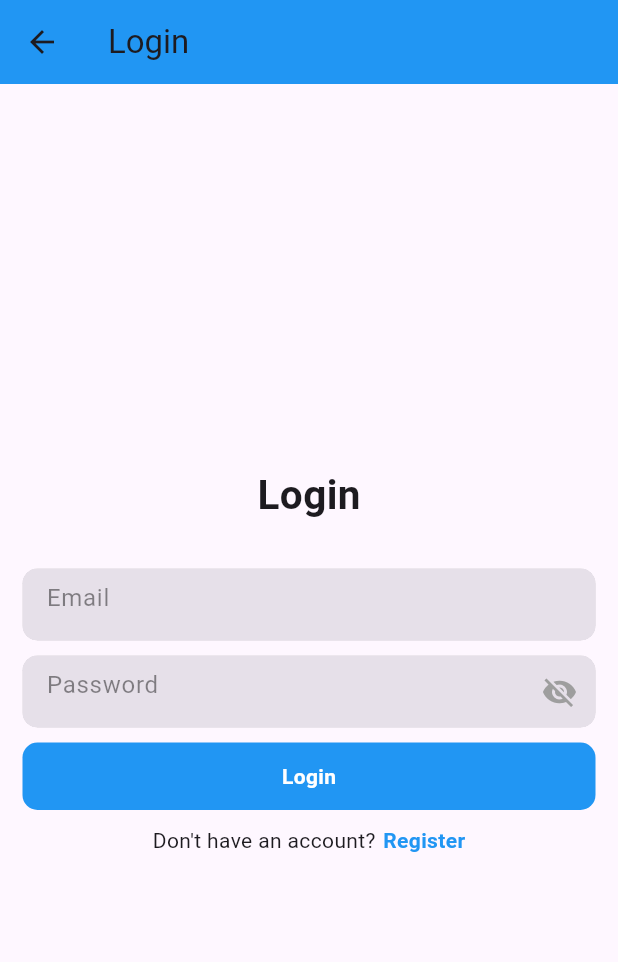
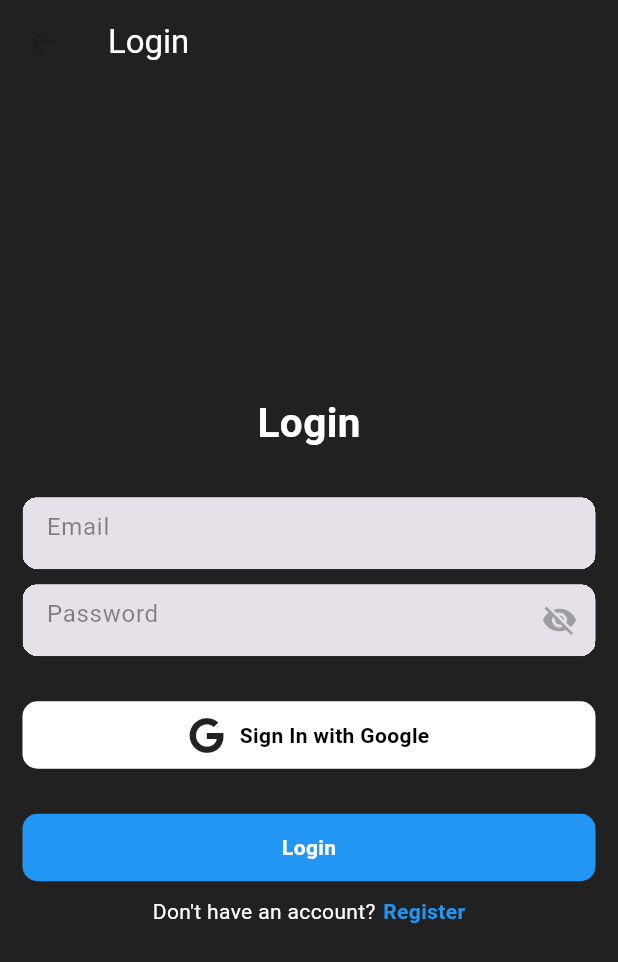
Before and after one commit to fedecasani/smartup_test, a Flutter app: the screen it shows after launch, after a tap on "Login", on a phone screen of 412 x 824 dp. Shown: the top 962 px of the screen. Run offline on Flutter 3.47's test engine with Material 3 defaults, Android fonts, the phone set to English and light mode, and no system bars; our stand-ins replace firebase_auth, firebase_core, fluttertoast, font_awesome_flutter, google_sign_in; accounts and stored records are empty; network calls fail.

Commit message:
logged in with Google, modified the splash screen

```diff
--- a/lib/features/user_auth/presentation/pages/app/splash_screen/splash_screen.dart
+++ b/lib/features/user_auth/presentation/pages/app/splash_screen/splash_screen.dart
@@ -1,4 +1,5 @@
 import 'package:flutter/material.dart';
+import 'package:font_awesome_flutter/font_awesome_flutter.dart';
 
 class SplashScreen extends StatefulWidget {
   final Widget? child;
@@ -28,9 +29,20 @@ class _SplashScreenState extends State<SplashScreen> {
     return Scaffold(
       backgroundColor: Colors.grey[900],
       body: Center(
-        child: Text(
-          'Welcome to Twitter',
-          style: TextStyle(color: Colors.blue, fontWeight: FontWeight.bold),
+        child: Column(
+          mainAxisAlignment: MainAxisAlignment.center,
+          children: [
+            Text(
+              'Welcome to Twitter',
+              style: TextStyle(color: Colors.blue, fontWeight: FontWeight.bold, fontSize: 18.0),
+            ),
+            SizedBox(height: 10),
+            FaIcon(
+          FontAwesomeIcons.twitter, // Ícono de Twitter
+          color: Colors.blue,
+          size: 26.0,
+        ),
+          ],
         ),
       ),
     );
--- a/lib/features/user_auth/presentation/pages/login_page.dart
+++ b/lib/features/user_auth/presentation/pages/login_page.dart
@@ -1,9 +1,12 @@
 import 'package:firebase_auth/firebase_auth.dart';
 import 'package:flutter/material.dart';
+import 'package:font_awesome_flutter/font_awesome_flutter.dart';
+import 'package:google_sign_in/google_sign_in.dart';
 import 'package:smartup_test/features/user_auth/firebase_auth_implementation/firebase_auth_services.dart';
 import 'package:smartup_test/features/user_auth/presentation/pages/home_page.dart';
 import 'package:smartup_test/features/user_auth/presentation/pages/sign_up_page.dart';
 import 'package:smartup_test/features/user_auth/presentation/widgets/form_container_widget.dart';
+import 'package:smartup_test/global/toast.dart';
 
 class LoginPage extends StatefulWidget {
   const LoginPage({super.key});
@@ -29,9 +32,10 @@ class _LoginPageState extends State<LoginPage> {
   @override
   Widget build(BuildContext context) {
     return Scaffold(
+      backgroundColor: Colors.grey[900],
       appBar: AppBar(
-        title: const Text('Login'),
-        backgroundColor: Colors.blue,
+        title: const Text('Login', style: TextStyle(color: Colors.white),),
+        backgroundColor: Colors.grey[900],
       ),
       body: Center(
         child: Padding(
@@ -41,7 +45,7 @@ class _LoginPageState extends State<LoginPage> {
             children: [
               Text(
                 "Login",
-                style: TextStyle(fontSize: 27, fontWeight: FontWeight.bold),
+                style: TextStyle(fontSize: 27, fontWeight: FontWeight.bold, color: Colors.white),
               ),
               SizedBox(height: 30),
               FormContainerWidget(
@@ -55,7 +59,33 @@ class _LoginPageState extends State<LoginPage> {
                 hintText: "Password",
                 isPasswordField: true,
               ),
-              SizedBox(height: 10),
+              SizedBox(height: 30),
+              GestureDetector(
+                onTap: _signInWithGoogle ,
+                child: Container(
+                  width: double.infinity,
+                  height: 45,
+                  decoration: BoxDecoration(
+                    borderRadius: BorderRadius.circular(10),
+                    color: Colors.white,
+                  ),
+                  child: Center(
+                    child: Row(
+                      mainAxisAlignment: MainAxisAlignment.center,
+                      children: [
+                        Icon(FontAwesomeIcons.google),
+                        SizedBox(width: 10),
+                        Text(
+                          "Sign In with Google",
+                          style: TextStyle(
+                              color: Colors.black, fontWeight: FontWeight.bold),
+                        ),
+                      ],
+                    ),
+                  ),
+                ),
+              ),
+              SizedBox(height: 30),
               GestureDetector(
                 onTap: _signIn,
                 child: Container(
@@ -78,7 +108,7 @@ class _LoginPageState extends State<LoginPage> {
               Row(
                 mainAxisAlignment: MainAxisAlignment.center,
                 children: [
-                  Text("Don't have an account?"),
+                  Text("Don't have an account?", style: TextStyle(color: Colors.white)),
                   SizedBox(width: 5),
                   GestureDetector(
                       onTap: () {
@@ -125,4 +155,28 @@ class _LoginPageState extends State<LoginPage> {
       print("Some error occured");
     }
   }
+
+  _signInWithGoogle() async {
+    final GoogleSignIn _googleSignIn = GoogleSignIn();
+
+    try {
+      final GoogleSignInAccount? googleSignInAccount =
+          await _googleSignIn.signIn();
+
+      if (googleSignInAccount != null) {
+        final GoogleSignInAuthentication googleSignInAuthentication =
+            await googleSignInAccount.authentication;
+
+        final AuthCredential credential = GoogleAuthProvider.credential(
+          accessToken: googleSignInAuthentication.accessToken,
+          idToken: googleSignInAuthentication.idToken,
+        );
+
+        await FirebaseAuth.instance.signInWithCredential(credential);
+        Navigator.pushNamed(context, "/home");
+      }
+    } catch (e) {
+      showToast(message: "Some error occured $e");
+    }
+  }
 }
--- a/lib/features/user_auth/presentation/widgets/navigation_bar.dart
+++ b/lib/features/user_auth/presentation/widgets/navigation_bar.dart
@@ -30,12 +30,12 @@ class CustomBottomNavigationBar extends StatelessWidget {
           backgroundColor: Colors.grey[900],
         ),
         BottomNavigationBarItem(
-          icon: Icon(Icons.notifications),
+          icon: Icon(Icons.notifications_none_outlined),
           label: 'Notifications',
           backgroundColor: Colors.grey[900],
         ),
         BottomNavigationBarItem(
-          icon: Icon(Icons.message),
+          icon: Icon(Icons.mail_outline_rounded),
           label: 'Messages',
           backgroundColor: Colors.grey[900],
         ),
--- a/pubspec.yaml
+++ b/pubspec.yaml
@@ -35,7 +35,8 @@ dependencies:
   firebase_auth: ^4.6.3
   firebase_storage: ^11.2.4
   fluttertoast: ^8.2.2
-  font_awesome_flutter: ^9.2.0
+  font_awesome_flutter: ^10.6.0
+  google_sign_in: ^6.1.5
 
   # The following adds the Cupertino Icons font to your application.
   # Use with the CupertinoIcons class for iOS style icons.
```
Also changed, not shown: pubspec.lock, 1 other file.
